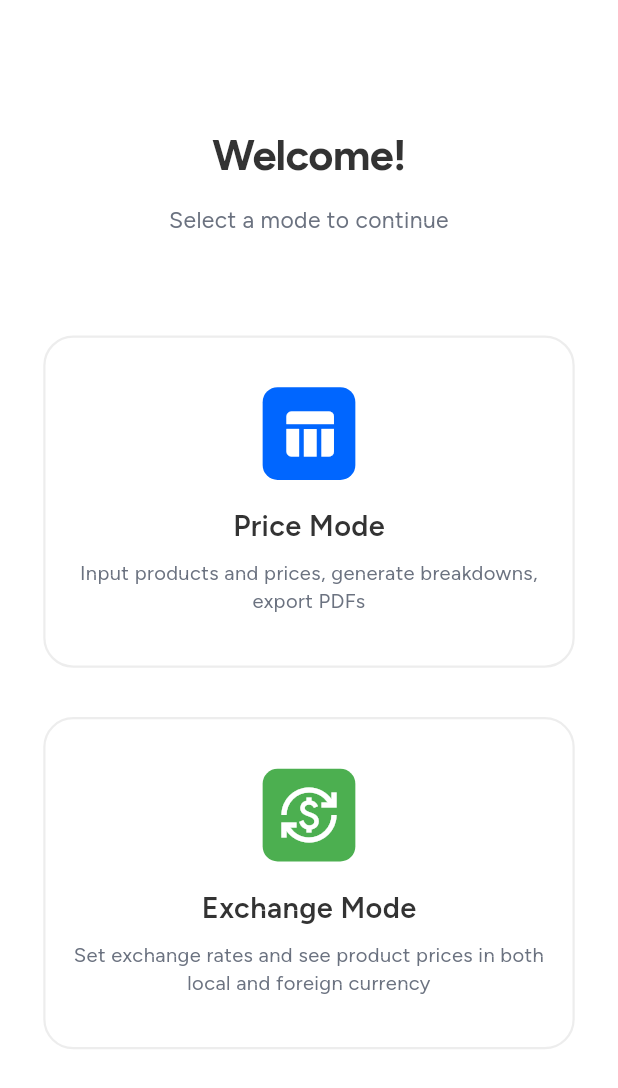
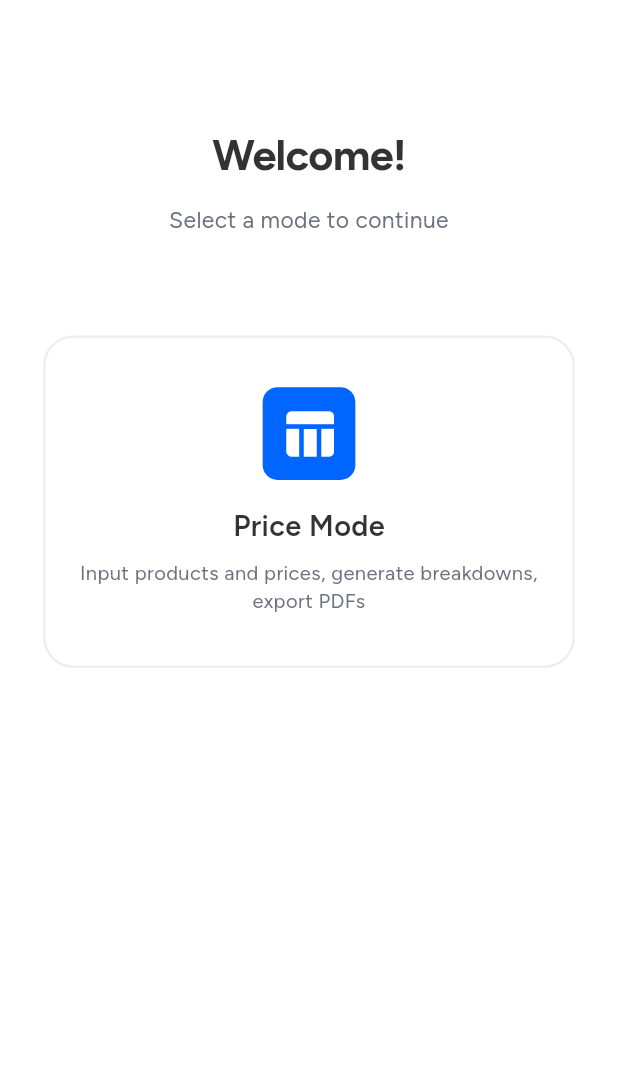
Before and after one commit to Blezzkay/PriceNoteApp, a Flutter app: the screen it shows after launch, on a phone screen of 412 x 824 dp. Shown: the top 1088 px of the screen. Run offline on Flutter 3.47's test engine with Material 3 defaults, Android fonts, the light colour scheme and no system bars; our stand-ins replace flutter_slidable, get, hive_flutter, pdf, printing, responsive_sizer; accounts and stored records are empty.

Commit message:
stable release

```diff
--- a/lib/app_bindings.dart
+++ b/lib/app_bindings.dart
@@ -2,7 +2,7 @@
 // Put controllers & services here so they are available app-wide.
 
 import 'package:get/get.dart';
-import 'package:quote_rate/services/product_pdf_service.dart';
+import 'package:price_note/services/product_pdf_service.dart';
 import 'controllers/conversion_controller.dart';
 import 'controllers/price_controller.dart';
 import 'services/storage_service.dart';
--- a/lib/main.dart
+++ b/lib/main.dart
@@ -6,7 +6,7 @@ import 'package:flutter/material.dart';
 import 'package:flutter/services.dart';
 import 'package:get/get.dart';
 import 'package:hive_flutter/hive_flutter.dart';
-import 'package:quote_rate/ui/main_home_screen.dart';
+import 'package:price_note/ui/main_home_screen.dart';
 import 'package:responsive_sizer/responsive_sizer.dart';
 
 import 'app_bindings.dart';
--- a/lib/services/product_pdf_service.dart
+++ b/lib/services/product_pdf_service.dart
@@ -17,7 +17,7 @@ class ProductPdfService {
     final medium = pw.Font.ttf(await rootBundle.load('assets/fonts/Figtree-Medium.ttf'));
     final regular = pw.Font.ttf(await rootBundle.load('assets/fonts/Figtree-Regular.ttf'));
     final italic = pw.Font.ttf(await rootBundle.load('assets/fonts/Figtree-Italic.ttf'));
-    final alt = pw.Font.ttf(await rootBundle.load('assets/fonts/NotoSans-Regular.ttf '));
+    final alt = pw.Font.ttf(await rootBundle.load('assets/fonts/NotoSans-Regular.ttf'));
 
     return {
       'bold': bold,
--- a/lib/ui/add_item_screen.dart
+++ b/lib/ui/add_item_screen.dart
@@ -1,7 +1,7 @@
 import 'package:flutter/material.dart';
 import 'package:flutter/services.dart';
 import 'package:get/get.dart';
-import 'package:quote_rate/constants/fonts.dart';
+import 'package:price_note/constants/fonts.dart';
 import 'package:responsive_sizer/responsive_sizer.dart';
 import '../constants/colors.dart';
 import '../controllers/conversion_controller.dart';
--- a/lib/ui/main_home_screen.dart
+++ b/lib/ui/main_home_screen.dart
@@ -5,7 +5,6 @@ import 'package:responsive_sizer/responsive_sizer.dart';
 
 import '../constants/colors.dart';
 import '../constants/fonts.dart';
-import 'exchange_screen.dart';
 import 'my_projects_screen.dart';
 import 'price_home_screen.dart';
 
@@ -52,7 +51,7 @@ class MainHomeScreen extends StatelessWidget {
 
                 SizedBox(height: 8.h),
 
-                // 💰 Price Mode Card
+                /// 💰 Price Mode Card
                 GestureDetector(
                   // onTap: () => Get.to(() => const PriceHomeScreen()),
                   onTap: () => Get.to(() =>  MyProjectsScreen()),
@@ -108,61 +107,6 @@ class MainHomeScreen extends StatelessWidget {
                   ),
                 ),
 
-                // 💱 Exchange Mode Card
-                GestureDetector(
-                  onTap: () => Get.to(() => const ExchangeScreen()),
-                  child: Container(
-                    width: double.infinity,
-                    padding: EdgeInsets.symmetric(vertical: 4.h, horizontal: 3.w),
-                    decoration: BoxDecoration(
-                      color: Colors.white,
-                      borderRadius: BorderRadius.circular(20),
-                      border: Border.all(
-                        color: borderLineColor, // light grey border
-                        width: 1.5,                   // slightly thicker for visibility
-                      ),
-                    ),
-
-                    child: Column(
-                      children: [
-                        // Icon in colored rounded box
-                        Container(
-                          height: 15.w,
-                          width: 15.w,
-                          decoration: BoxDecoration(
-                            color: Colors.green,
-                            borderRadius: BorderRadius.circular(10),
-                          ),
-                          child: const Icon(
-                            Icons.currency_exchange,
-                            color: Colors.white,
-                            size: 40,
-                          ),
-                        ),
-                        SizedBox(height: 2.h),
-                        Text(
-                          'Exchange Mode',
-                          style: TextStyle(
-                            fontSize: 18.sp,
-                            fontFamily: figtreeFontSemiBold,
-                            color: textDarkColor,
-                          ),
-                        ),
-                        SizedBox(height: 1.h),
-                        Text(
-                          'Set exchange rates and see product prices in both local and foreign currency',
-                          style: TextStyle(
-                            fontSize: 15.sp,
-                            color: textGreyColor,
-                            fontFamily: figtreeFontRegular
-                          ),
-                          textAlign: TextAlign.center,
-                        ),
-                      ],
-                    ),
-                  ),
-                ),
-
 
               ],
             ),
--- a/lib/ui/my_projects_screen.dart
+++ b/lib/ui/my_projects_screen.dart
@@ -2,8 +2,8 @@ import 'package:flutter/material.dart';
 import 'package:get/get.dart';
 import 'package:responsive_sizer/responsive_sizer.dart';
 
-import 'package:quote_rate/constants/colors.dart';
-import 'package:quote_rate/constants/fonts.dart';
+import 'package:price_note/constants/colors.dart';
+import 'package:price_note/constants/fonts.dart';
 
 import '../controllers/my_projects_controller.dart';
 import '../widgets/project_item.dart';
--- a/lib/ui/price_home_screen.dart
+++ b/lib/ui/price_home_screen.dart
@@ -1,6 +1,6 @@
 import 'package:flutter/material.dart';
 import 'package:get/get.dart';
-import 'package:quote_rate/constants/fonts.dart';
+import 'package:price_note/constants/fonts.dart';
 import 'package:responsive_sizer/responsive_sizer.dart';
 
 import '../constants/colors.dart';
@@ -73,7 +73,9 @@ class PriceHomeScreen extends StatelessWidget {
                       color: textDarkColor,
                     ),
                   ),
-                  Icon(Icons.settings, color: brandColor, size: 22.sp),
+                  SizedBox(width: 2),
+
+                  // Icon(Icons.settings, color: brandColor, size: 22.sp),
                 ],
               ),
               SizedBox(height: 1.h),
--- a/lib/widgets/custom_labeled_text_form_field.dart
+++ b/lib/widgets/custom_labeled_text_form_field.dart
@@ -1,5 +1,5 @@
 import 'package:flutter/material.dart';
-import 'package:quote_rate/constants/fonts.dart';
+import 'package:price_note/constants/fonts.dart';
 
 import '../constants/sizes.dart';
 
--- a/lib/widgets/item_card_tile.dart
+++ b/lib/widgets/item_card_tile.dart
@@ -1,7 +1,7 @@
 import 'package:flutter/material.dart';
 import 'package:flutter_slidable/flutter_slidable.dart';
 import 'package:get/get.dart';
-import 'package:quote_rate/constants/fonts.dart';
+import 'package:price_note/constants/fonts.dart';
 import 'package:responsive_sizer/responsive_sizer.dart';
 
 import '../constants/colors.dart';
--- a/pubspec.yaml
+++ b/pubspec.yaml
@@ -1,5 +1,5 @@
-name: quote_rate
-description: "Generate Smart Naira–Dollar Quotes in Seconds."
+name: price_note
+description: "Generate Smart price Quotes in Seconds."
 # The following line prevents the package from being accidentally published to
 # pub.dev using `flutter pub publish`. This is preferred for private packages.
 publish_to: 'none' # Remove this line if you wish to publish to pub.dev
```
Also changed, not shown: pubspec.lock, 21 other files.
